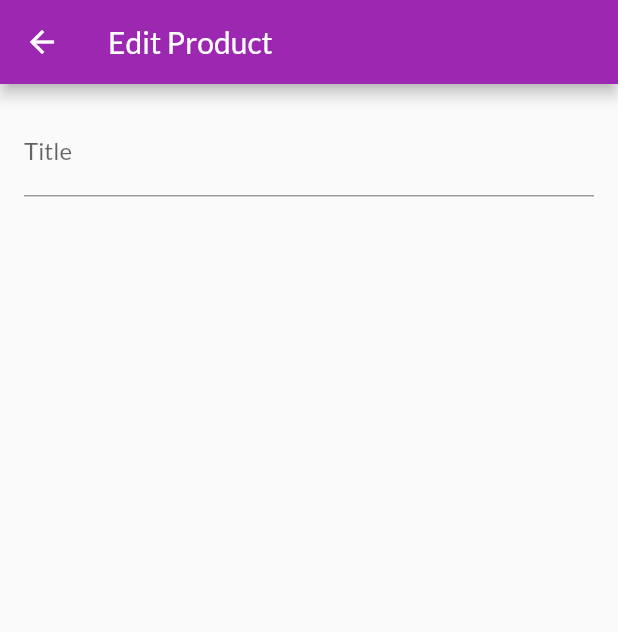
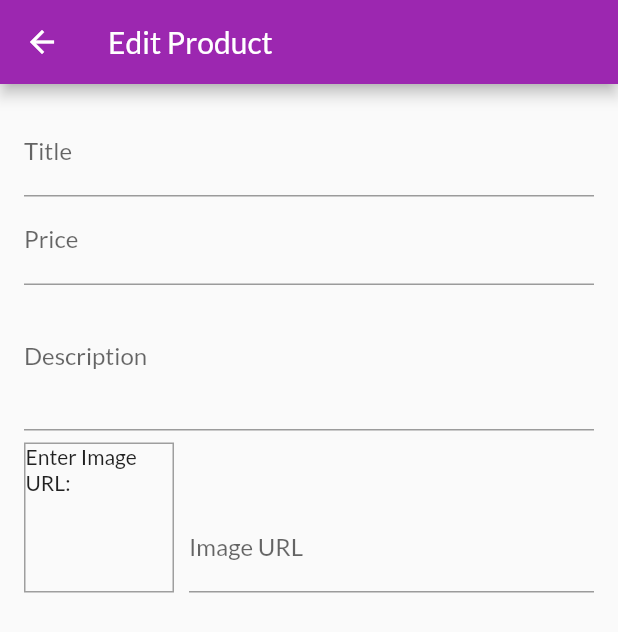
Before and after one commit to lehobaokhang/shop_app, a Flutter app: the EditProductScreen screen opened by its route, on a phone screen of 412 x 824 dp. Shown: the top 632 px of the screen. Run offline on Flutter 3.47's test engine with Material 2 defaults, Android fonts, the phone set to English and light mode, and no system bars; statements that could not run were skipped.

Commit message:
add some input for edit product

```diff
--- a/lib/screens/edit_product_screen.dart
+++ b/lib/screens/edit_product_screen.dart
@@ -8,6 +8,33 @@ class EditProductScreen extends StatefulWidget {
 }
 
 class _EditProductScreenState extends State<EditProductScreen> {
+  final _priceFocusNode = FocusNode();
+  final _descriptionFocusNode = FocusNode();
+  final _imageUrlController = TextEditingController();
+  final _imageUrlFocusNode = FocusNode();
+
+  @override
+  void dispose() {
+    _imageUrlFocusNode.removeListener(_updateImageUrl);
+    _priceFocusNode.dispose();
+    _descriptionFocusNode.dispose();
+    _imageUrlController.dispose();
+    _imageUrlFocusNode.dispose();
+    super.dispose();
+  }
+
+  void _updateImageUrl() {
+    if (!_imageUrlFocusNode.hasFocus) {
+      setState(() {});
+    }
+  }
+
+  @override
+  void initState() {
+    _imageUrlFocusNode.addListener(_updateImageUrl);
+    super.initState();
+  }
+
   @override
   Widget build(BuildContext context) {
     return Scaffold(
@@ -20,10 +47,60 @@ class _EditProductScreenState extends State<EditProductScreen> {
           child: ListView(
             children: <Widget>[
               TextFormField(
-                decoration: InputDecoration(
-                  labelText: 'Title',
-                ),
+                decoration: InputDecoration(labelText: 'Title'),
                 textInputAction: TextInputAction.next,
+                onFieldSubmitted: (_) {
+                  FocusScope.of(context).requestFocus(_priceFocusNode);
+                },
+              ),
+              TextFormField(
+                decoration: InputDecoration(labelText: 'Price'),
+                textInputAction: TextInputAction.next,
+                keyboardType: TextInputType.number,
+                focusNode: _priceFocusNode,
+                onFieldSubmitted: (_) {
+                  FocusScope.of(context).requestFocus(_descriptionFocusNode);
+                },
+              ),
+              TextFormField(
+                decoration: InputDecoration(labelText: 'Description'),
+                maxLines: 3,
+                keyboardType: TextInputType.multiline,
+                focusNode: _descriptionFocusNode,
+              ),
+              Row(
+                crossAxisAlignment: CrossAxisAlignment.end,
+                children: <Widget>[
+                  Container(
+                    width: 100,
+                    height: 100,
+                    margin: EdgeInsets.only(
+                      top: 8,
+                      right: 10,
+                    ),
+                    decoration: BoxDecoration(
+                      border: Border.all(
+                        width: 1,
+                        color: Colors.grey,
+                      ),
+                    ),
+                    child: _imageUrlController.text.isEmpty
+                        ? Text('Enter Image URL:')
+                        : FittedBox(
+                            child: Image.network(_imageUrlController.text),
+                            fit: BoxFit.cover,
+                          ),
+                  ),
+                  Expanded(
+                    child: TextFormField(
+                      decoration: InputDecoration(labelText: 'Image URL'),
+                      keyboardType: TextInputType.url,
+                      textInputAction: TextInputAction.done,
+                      controller: _imageUrlController,
+                      focusNode: _imageUrlFocusNode,
+                    ),
+                  ),
+                ],
               ),
             ],
           ),
```
